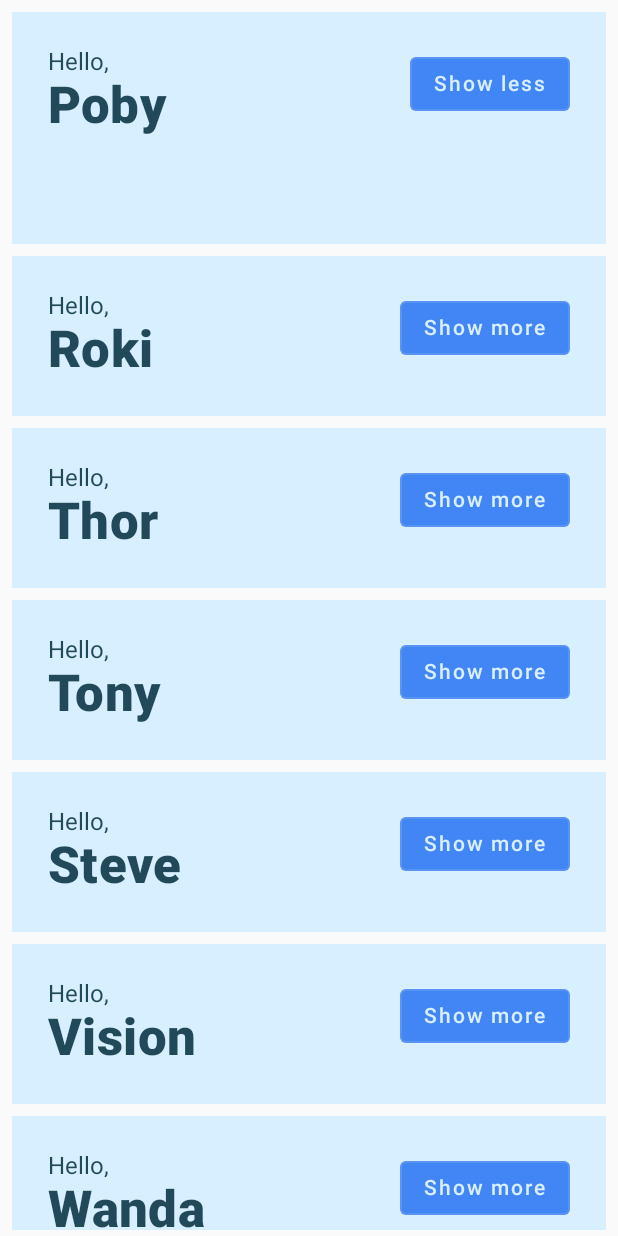
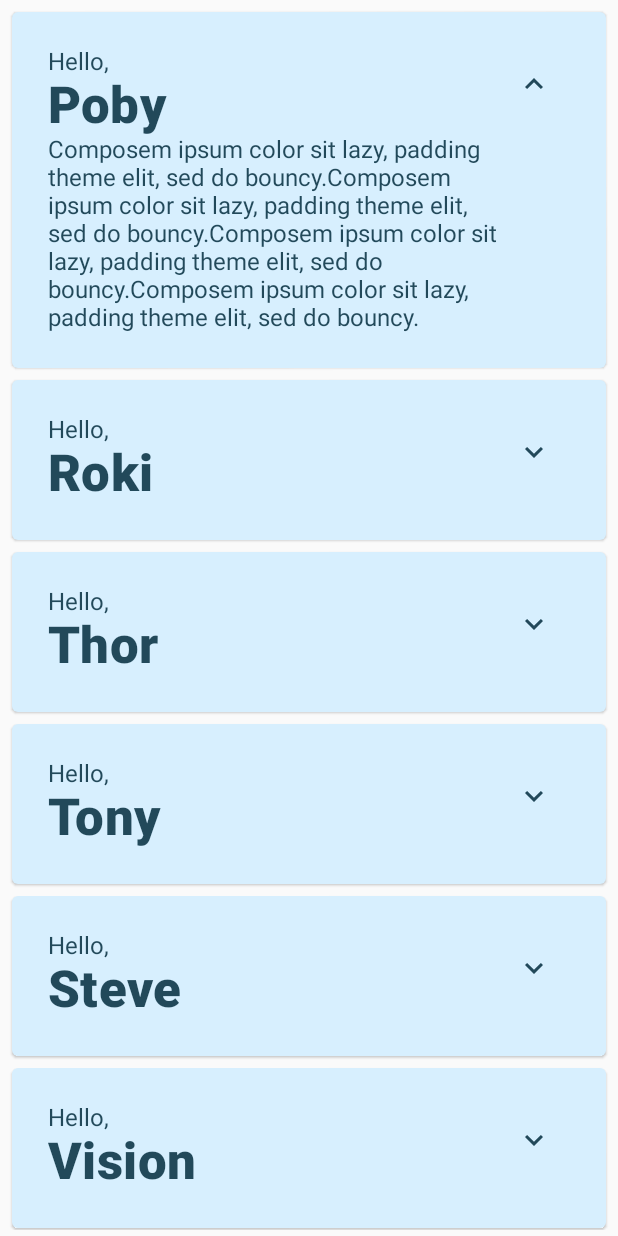
Before and after one commit to sejins/compose_practice, an Android app built with Jetpack Compose: the screen it shows after launch (MainActivity), after a tap on "Show more", on a phone screen of 412 x 824 dp. Run offline under Robolectric (Android 15) with nearby library versions, the phone set to English and light mode, and no system bars; 1 other tap on this screen came first.

Commit message:
[CodelabBasic] final touch

```diff
--- a/codelab_basic/app/build.gradle
+++ b/codelab_basic/app/build.gradle
@@ -51,6 +51,7 @@ dependencies {
     implementation "androidx.compose.ui:ui:$compose_version"
     implementation "androidx.compose.material:material:$compose_version"
     implementation "androidx.compose.ui:ui-tooling-preview:$compose_version"
+    implementation "androidx.compose.material:material-icons-extended:$compose_version"
     implementation 'androidx.lifecycle:lifecycle-runtime-ktx:2.3.1'
     implementation 'androidx.activity:activity-compose:1.3.1'
     testImplementation 'junit:junit:4.13.2'
--- a/codelab_basic/app/src/main/java/com/jjinse/codelab_basic/MainActivity.kt
+++ b/codelab_basic/app/src/main/java/com/jjinse/codelab_basic/MainActivity.kt
@@ -4,6 +4,7 @@ import android.content.res.Configuration.UI_MODE_NIGHT_YES
 import android.os.Bundle
 import androidx.activity.ComponentActivity
 import androidx.activity.compose.setContent
+import androidx.compose.animation.animateContentSize
 import androidx.compose.animation.core.Spring
 import androidx.compose.animation.core.animateDpAsState
 import androidx.compose.animation.core.spring
@@ -11,10 +12,14 @@ import androidx.compose.foundation.layout.*
 import androidx.compose.foundation.lazy.LazyColumn
 import androidx.compose.foundation.lazy.items
 import androidx.compose.material.*
+import androidx.compose.material.icons.Icons
+import androidx.compose.material.icons.filled.ExpandLess
+import androidx.compose.material.icons.filled.ExpandMore
 import androidx.compose.runtime.*
 import androidx.compose.runtime.saveable.rememberSaveable
 import androidx.compose.ui.Alignment
 import androidx.compose.ui.Modifier
+import androidx.compose.ui.res.stringResource
 import androidx.compose.ui.text.font.FontWeight
 import androidx.compose.ui.tooling.preview.Preview
 import androidx.compose.ui.unit.dp
@@ -80,32 +85,32 @@ fun Greetings(list: List<String>) {
 @Composable
 fun Greeting(name: String) {
 
-    // 버튼 클릭 이벤트에 대해 카드(?) 의 크기를 변경하기 위한 expanded 플래그의 적절한 위치는 Greeting 컴포저블이다.
+    Card(
+        backgroundColor = MaterialTheme.colors.primary,
+        modifier = Modifier.padding(vertical = 4.dp, horizontal = 8.dp),
+
+    ) {
+        CardContent(name)
+    }
+}
+
+@Composable
+fun CardContent(name: String) {
+
     var expanded by rememberSaveable {
         mutableStateOf(false)
     }
 
-    // 0dp 가 되는 경우 에러가 발생한다. spring animation spec 때문에 0dp 의 지점에서 padding 값이 음수로 떨어지기 때문이다.
-    // TODO 수정 필요.
-    val extraPadding by animateDpAsState(
-        targetValue = if (expanded) 48.dp else 0.dp,
-        animationSpec = spring(
+    Row(
+        modifier = Modifier.padding(all = 24.dp)
+            .animateContentSize(animationSpec = spring( // padding 값을 매뉴얼하게 수정하는 대신 animateContentSize 로 애니메이션을 적용한다.
                 dampingRatio = Spring.DampingRatioMediumBouncy,
-            stiffness = Spring.StiffnessLow
-        )
-    )
-
-    Surface(
-        color = MaterialTheme.colors.primary,
-        modifier = Modifier.padding(vertical = 4.dp, horizontal = 8.dp)
-    ) {
-        Row(
-            modifier = Modifier.padding(all = 24.dp),
+                stiffness = Spring.StiffnessMedium
+            )),
     ) {
         Column(
             modifier = Modifier
                 .weight(1f)
-                    .padding(bottom = extraPadding)
         ) {
             Text(text = "Hello,")
             Text(
@@ -114,13 +119,22 @@ fun Greeting(name: String) {
                     fontWeight = FontWeight.ExtraBold
                 )
             )
+            if (expanded) {
+                Text(
+                    text = "Composem ipsum color sit lazy, padding theme elit, sed do bouncy.".repeat(4)
+                )
+            }
         }
 
-            OutlinedButton(
-                onClick = { expanded = !expanded }
-            ) {
-                Text(text = if (expanded) "Show less" else "Show more" )
+        IconButton(onClick = { expanded = !expanded }) {
+            Icon(
+                imageVector = if (expanded) Icons.Filled.ExpandLess else Icons.Filled.ExpandMore,
+                contentDescription = if (expanded) {
+                    stringResource(id = R.string.show_less)
+                } else {
+                    stringResource(id = R.string.show_more)
                 }
+            )
         }
     }
 }
--- a/codelab_basic/app/src/main/res/values/strings.xml
+++ b/codelab_basic/app/src/main/res/values/strings.xml
@@ -1,3 +1,5 @@
 <resources>
     <string name="app_name">codelab_basic</string>
+    <string name="show_more">Show more</string>
+    <string name="show_less">Show less</string>
 </resources>
```
Lines whose indentation alone changed are shown as unchanged.
